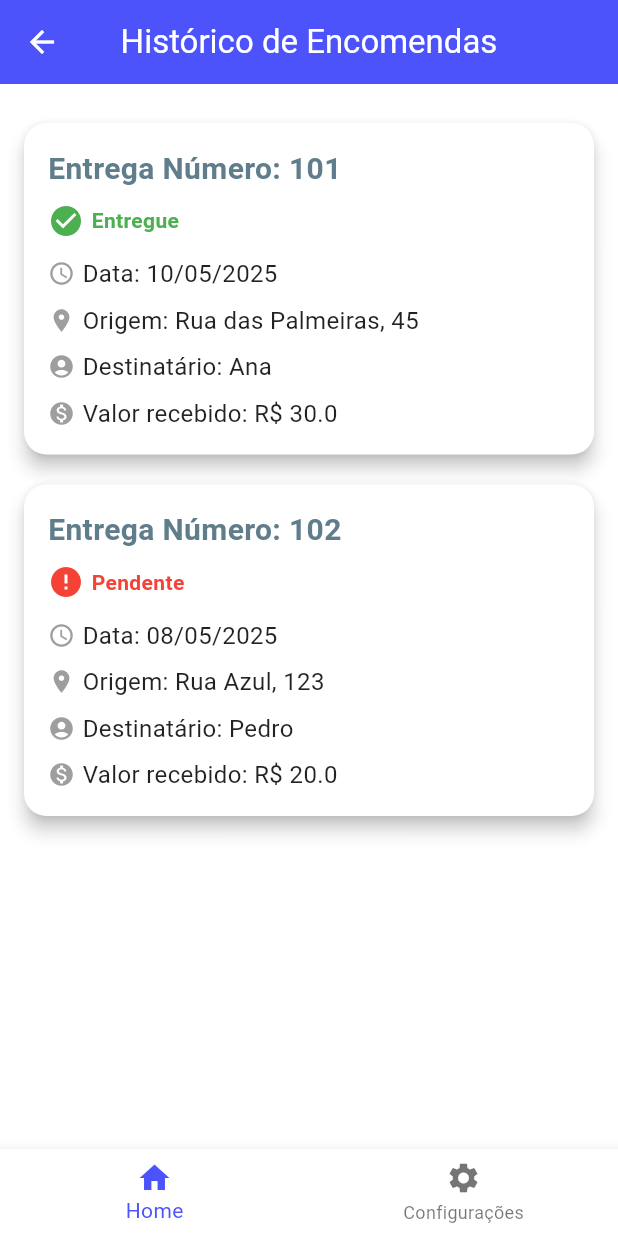
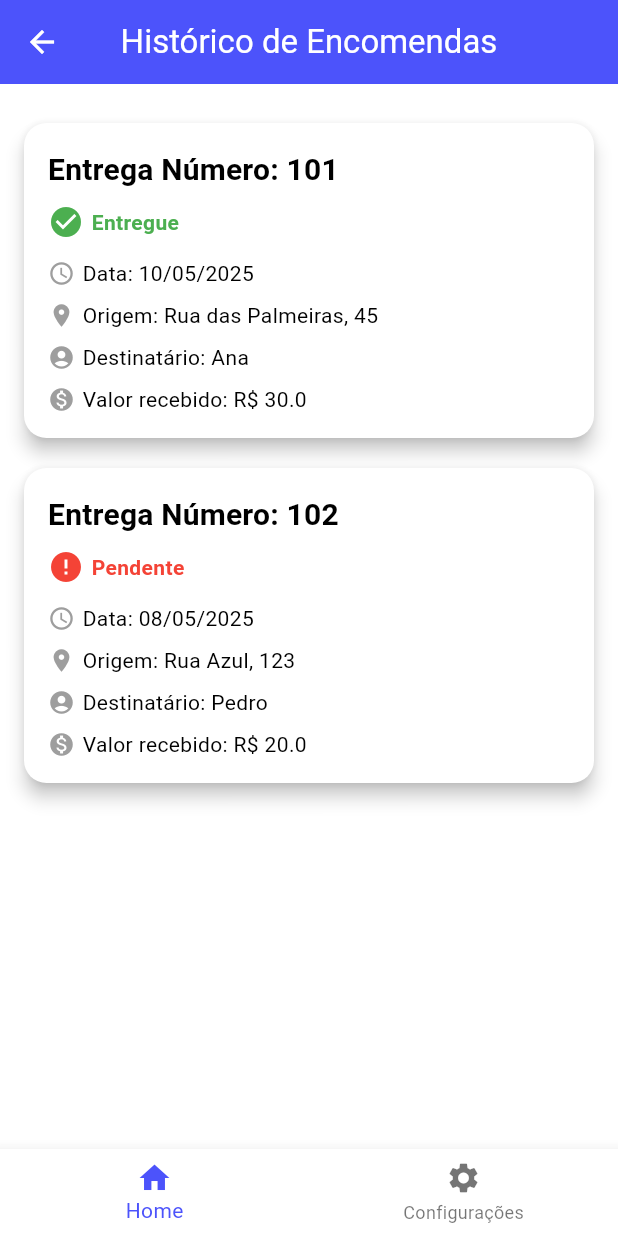
Before and after one commit to oarthurfc/delivery-app, a Flutter app: the DriverHistoryScreen screen opened directly, on a phone screen of 412 x 824 dp. Run offline on Flutter 3.47's test engine with Material 3 defaults, Android fonts, the phone set to English and light mode, and no system bars; our stand-ins replace shared_preferences; accounts and stored records are empty.

Commit message:
fix: adicionando mudança de tema na tela de histórico de encomendas do motorista #20

```diff
--- a/lib/screens/driver/driver_history_screen.dart
+++ b/lib/screens/driver/driver_history_screen.dart
@@ -27,7 +27,9 @@ class DriverHistoryScreen extends StatelessWidget {
     },
   ];
 
-  Widget buildHistoryCard(Map<String, dynamic> entrega) {
+  Widget buildHistoryCard(BuildContext context, Map<String, dynamic> entrega) {
+    final textTheme = Theme.of(context).textTheme;
+
     return Card(
       elevation: 5,
       margin: const EdgeInsets.symmetric(vertical: 10),
@@ -42,10 +44,9 @@ class DriverHistoryScreen extends StatelessWidget {
             // Título do Card
             Text(
               'Entrega Número: ${entrega['id']}',
-              style: const TextStyle(
+              style: textTheme.titleMedium?.copyWith(
                 fontWeight: FontWeight.bold,
                 fontSize: 20,
-                color: Colors.blueGrey,
               ),
             ),
             const SizedBox(height: 8),
@@ -59,7 +60,7 @@ class DriverHistoryScreen extends StatelessWidget {
                 const SizedBox(width: 5),
                 Text(
                   entrega['status'],
-                  style: TextStyle(
+                  style: textTheme.bodyMedium?.copyWith(
                     fontWeight: FontWeight.bold,
                     color: entrega['status'] == 'Entregue' ? Colors.green : Colors.red,
                   ),
@@ -67,14 +68,13 @@ class DriverHistoryScreen extends StatelessWidget {
               ],
             ),
             const SizedBox(height: 12),
-            // Detalhes da entrega
             Row(
               children: [
                 const Icon(Icons.access_time, size: 18, color: Colors.grey),
                 const SizedBox(width: 5),
                 Text(
                   'Data: ${entrega['data']}',
-                  style: const TextStyle(fontSize: 16, color: Colors.black87),
+                  style: textTheme.bodyMedium,
                 ),
               ],
             ),
@@ -85,7 +85,7 @@ class DriverHistoryScreen extends StatelessWidget {
                 const SizedBox(width: 5),
                 Text(
                   'Origem: ${entrega['origem']}',
-                  style: const TextStyle(fontSize: 16, color: Colors.black87),
+                  style: textTheme.bodyMedium,
                 ),
               ],
             ),
@@ -96,7 +96,7 @@ class DriverHistoryScreen extends StatelessWidget {
                 const SizedBox(width: 5),
                 Text(
                   'Destinatário: ${entrega['destinatario']}',
-                  style: const TextStyle(fontSize: 16, color: Colors.black87),
+                  style: textTheme.bodyMedium,
                 ),
               ],
             ),
@@ -107,7 +107,7 @@ class DriverHistoryScreen extends StatelessWidget {
                 const SizedBox(width: 5),
                 Text(
                   'Valor recebido: R\$ ${entrega['preco']}',
-                  style: const TextStyle(fontSize: 16, color: Colors.black87),
+                  style: textTheme.bodyMedium,
                 ),
               ],
             ),
@@ -132,7 +132,9 @@ class DriverHistoryScreen extends StatelessWidget {
         padding: const EdgeInsets.all(16.0),
         child: Column(
           crossAxisAlignment: CrossAxisAlignment.stretch,
-          children: mockHistorico.map(buildHistoryCard).toList(),
+          children: mockHistorico
+              .map((entrega) => buildHistoryCard(context, entrega))
+              .toList(),
         ),
       ),
       bottomNavigationBar: AppBottomNavBar(
```
